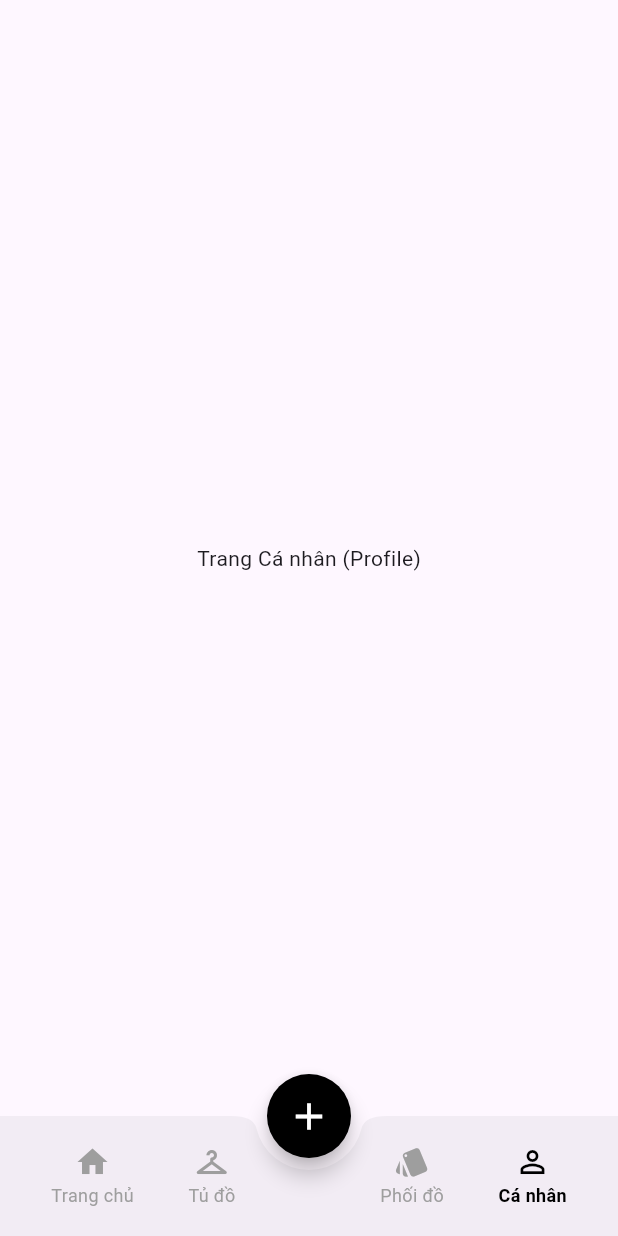
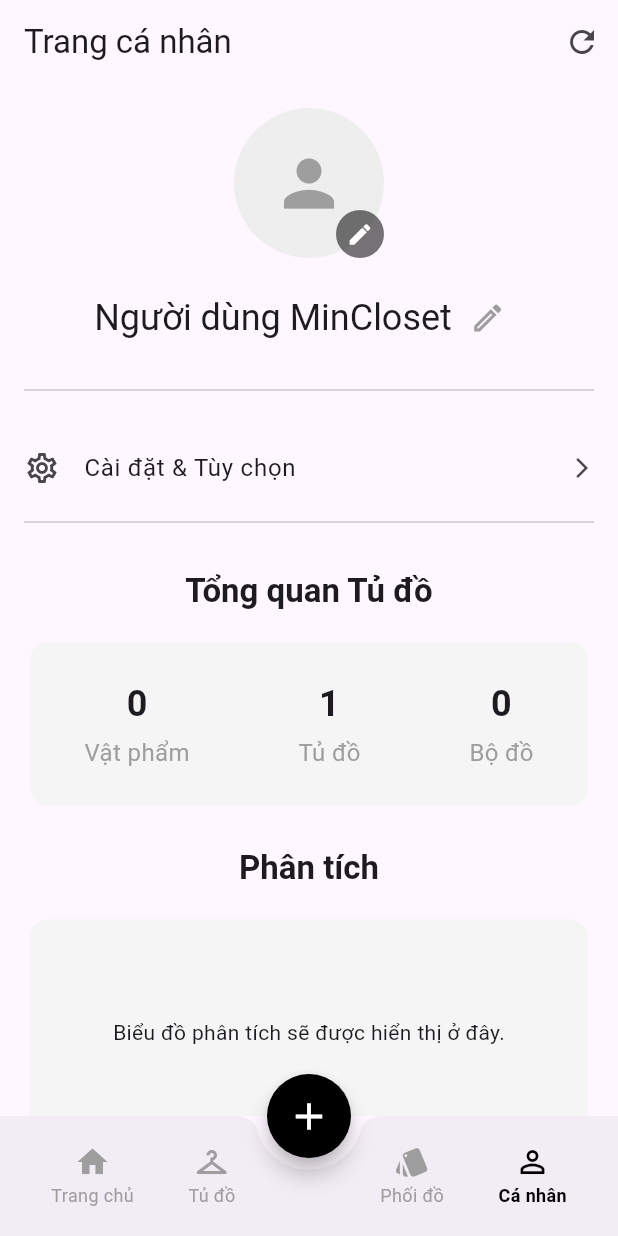
Before and after one commit to minhdatvn/MinCloset, a Flutter app: the screen it shows after launch, item 4 of the bottom bar chosen, on a phone screen of 412 x 824 dp. Run offline on Flutter 3.47's test engine with Material 3 defaults, Android fonts, the phone set to English and light mode, and no system bars; our stand-ins replace equatable, flutter_dotenv, flutter_riverpod, geocoding, geolocator, google_generative_ai and 6 more; accounts and stored records are empty; network calls fail.

```diff
--- a/lib/screens/main_screen.dart
+++ b/lib/screens/main_screen.dart
@@ -5,6 +5,7 @@ import 'package:mincloset/screens/add_item_screen.dart';
 import 'package:mincloset/screens/pages/home_page.dart';
 import 'package:mincloset/screens/pages/closets_page.dart'; // <-- THÊM IMPORT MỚI
 import 'package:mincloset/screens/pages/outfit_builder_page.dart';
+import 'package:mincloset/screens/pages/profile_page.dart';
 
 class MainScreen extends StatefulWidget {
   const MainScreen({super.key});
@@ -20,7 +21,7 @@ class _MainScreenState extends State<MainScreen> {
     const HomePage(),
     const ClosetsPage(),
     const OutfitBuilderPage(),
-    const Center(child: Text('Trang Cá nhân (Profile)')),
+    const ProfilePage(),
   ];
 
   void _onItemTapped(int index) {
--- /dev/null
+++ b/lib/screens/pages/profile_page.dart
@@ -0,0 +1,215 @@
+// lib/screens/pages/profile_page.dart
+import 'dart:io';
+
+import 'package:flutter/material.dart';
+import 'package:flutter_riverpod/flutter_riverpod.dart';
+import 'package:mincloset/notifiers/profile_page_notifier.dart';
+import 'package:mincloset/screens/settings_page.dart';
+import 'package:mincloset/states/profile_page_state.dart';
+
+class ProfilePage extends ConsumerWidget {
+  const ProfilePage({super.key});
+
+  @override
+  Widget build(BuildContext context, WidgetRef ref) {
+    final state = ref.watch(profileProvider);
+    final notifier = ref.read(profileProvider.notifier);
+
+    return Scaffold(
+      appBar: AppBar(
+        title: const Text('Trang cá nhân'),
+        // Thêm nút refresh để người dùng có thể tải lại dữ liệu nếu muốn
+        actions: [
+          IconButton(
+            icon: const Icon(Icons.refresh),
+            onPressed: () => notifier.loadInitialData(),
+            tooltip: 'Tải lại dữ liệu',
+          )
+        ],
+      ),
+      // <<< THAY ĐỔI Ở ĐÂY: body giờ sẽ gọi đến một hàm helper
+      // để quyết định hiển thị gì dựa trên state
+      body: _buildBody(context, state, notifier),
+    );
+  }
+
+  // <<< THÊM HÀM MỚI NÀY: Hàm này chứa logic hiển thị chính
+  Widget _buildBody(BuildContext context, ProfilePageState state, ProfilePageNotifier notifier) {
+    // 1. Nếu state đang ở trạng thái tải, hiển thị vòng xoay
+    if (state.isLoading) {
+      return const Center(child: CircularProgressIndicator());
+    }
+
+    // 2. Nếu state có lỗi, hiển thị thông báo lỗi và nút thử lại
+    if (state.errorMessage != null) {
+      return Center(
+        child: Padding(
+          padding: const EdgeInsets.all(16.0),
+          child: Column(
+            mainAxisAlignment: MainAxisAlignment.center,
+            children: [
+              const Icon(Icons.error_outline, color: Colors.red, size: 60),
+              const SizedBox(height: 16),
+              Text(
+                state.errorMessage!,
+                textAlign: TextAlign.center,
+                style: const TextStyle(fontSize: 16),
+              ),
+              const SizedBox(height: 16),
+              ElevatedButton(
+                onPressed: () => notifier.loadInitialData(),
+                child: const Text('Thử lại'),
+              )
+            ],
+          ),
+        ),
+      );
+    }
+
+    // 3. Nếu không tải và không có lỗi, hiển thị nội dung chính của trang
+    return SingleChildScrollView(
+      padding: const EdgeInsets.all(16.0),
+      child: Column(
+        crossAxisAlignment: CrossAxisAlignment.center,
+        children: [
+          // --- Phần thông tin cá nhân ---
+          GestureDetector(
+            onTap: () {
+              notifier.updateAvatar();
+            },
+            child: Stack(
+              alignment: Alignment.bottomRight,
+              children: [
+                CircleAvatar(
+                  radius: 50,
+                  backgroundColor: Colors.grey.shade200,
+                  backgroundImage: state.avatarPath != null
+                      ? FileImage(File(state.avatarPath!))
+                      : null,
+                  child: state.avatarPath == null
+                      ? const Icon(Icons.person, size: 50, color: Colors.grey)
+                      : null,
+                ),
+                const CircleAvatar(
+                  radius: 16,
+                  backgroundColor: Colors.black54,
+                  child: Icon(Icons.edit, size: 18, color: Colors.white),
+                ),
+              ],
+            ),
+          ),
+          const SizedBox(height: 16),
+          Row(
+            mainAxisAlignment: MainAxisAlignment.center,
+            children: [
+              Text(
+                state.userName ?? 'Chưa có tên',
+                style: Theme.of(context).textTheme.headlineSmall,
+              ),
+              IconButton(
+                icon: const Icon(Icons.edit_outlined, color: Colors.grey),
+                onPressed: () {
+                  _showEditNameDialog(context, notifier, state.userName ?? '');
+                },
+              )
+            ],
+          ),
+          const Divider(height: 48),
+
+          // --- Phần cài đặt ---
+          ListTile(
+            contentPadding: EdgeInsets.zero,
+            leading: const Icon(Icons.settings_outlined),
+            title: const Text('Cài đặt & Tùy chọn'),
+            trailing: const Icon(Icons.arrow_forward_ios, size: 16),
+            onTap: () {
+              // Điều hướng đến trang Cài đặt
+              Navigator.of(context).push(
+                MaterialPageRoute(builder: (context) => const SettingsPage()),
+              );
+            },
+          ),
+          const Divider(),
+
+          const SizedBox(height: 24),
+
+          // --- Phần thống kê ---
+          Text('Tổng quan Tủ đồ', style: Theme.of(context).textTheme.titleLarge?.copyWith(fontWeight: FontWeight.bold)),
+          const SizedBox(height: 16),
+          Card(
+            elevation: 0,
+            color: Colors.grey.shade100,
+            child: Padding(
+              padding: const EdgeInsets.symmetric(vertical: 24.0),
+              child: Row(
+                mainAxisAlignment: MainAxisAlignment.spaceAround,
+                children: [
+                  _buildStatItem('Vật phẩm', state.totalItems.toString()),
+                  _buildStatItem('Tủ đồ', state.totalClosets.toString()),
+                  _buildStatItem('Bộ đồ', state.totalOutfits.toString()),
+                ],
+              ),
+            ),
+          ),
+          const SizedBox(height: 24),
+
+          Text('Phân tích', style: Theme.of(context).textTheme.titleLarge?.copyWith(fontWeight: FontWeight.bold)),
+          const SizedBox(height: 16),
+          Card(
+            elevation: 0,
+            color: Colors.grey.shade100,
+            child: const SizedBox(
+              height: 150,
+              child: Center(
+                child: Text('Biểu đồ phân tích sẽ được hiển thị ở đây.'),
+              ),
+            ),
+          )
+        ],
+      ),
+    );
+  }
+
+  // Hàm helper để hiển thị dialog đổi tên
+  void _showEditNameDialog(BuildContext context, ProfilePageNotifier notifier, String currentName) {
+    final nameController = TextEditingController(text: currentName);
+    showDialog(
+      context: context,
+      builder: (context) {
+        return AlertDialog(
+          title: const Text('Đổi tên hiển thị'),
+          content: TextField(
+            controller: nameController,
+            autofocus: true,
+            decoration: const InputDecoration(labelText: 'Tên mới'),
+          ),
+          actions: [
+            TextButton(
+              onPressed: () => Navigator.of(context).pop(),
+              child: const Text('Hủy'),
+            ),
+            ElevatedButton(
+              onPressed: () {
+                notifier.updateUserName(nameController.text);
+                Navigator.of(context).pop();
+              },
+              child: const Text('Lưu'),
+            ),
+          ],
+        );
+      },
+    );
+  }
+
+  // Hàm helper để build một ô thống kê
+  Widget _buildStatItem(String label, String value) {
+    return Column(
+      mainAxisSize: MainAxisSize.min,
+      children: [
+        Text(value, style: const TextStyle(fontSize: 24, fontWeight: FontWeight.bold)),
+        const SizedBox(height: 4),
+        Text(label, style: const TextStyle(color: Colors.grey, fontSize: 16)),
+      ],
+    );
+  }
+}
--- /dev/null
+++ b/lib/states/profile_page_state.dart
@@ -0,0 +1,77 @@
+// lib/states/profile_page_state.dart
+import 'package:equatable/equatable.dart';
+import 'package:flutter/foundation.dart';
+
+enum CityMode { auto, manual }
+
+@immutable
+class ProfilePageState extends Equatable {
+  final bool isLoading; // <<< THÊM TRƯỜNG NÀY
+  final String? userName;
+  final String? avatarPath;
+  final CityMode cityMode;
+  final String manualCity;
+  final int totalItems;
+  final int totalClosets;
+  final int totalOutfits;
+  final Map<String, int> colorDistribution;
+  final Map<String, int> categoryDistribution;
+  final String? errorMessage; // <<< THÊM TRƯỜNG NÀY ĐỂ BÁO LỖI
+
+  const ProfilePageState({
+    this.isLoading = true, // <<< Mặc định là đang tải khi mới khởi tạo
+    this.userName,
+    this.avatarPath,
+    this.cityMode = CityMode.auto,
+    this.manualCity = 'Da Nang',
+    this.totalItems = 0,
+    this.totalClosets = 0,
+    this.totalOutfits = 0,
+    this.colorDistribution = const {},
+    this.categoryDistribution = const {},
+    this.errorMessage,
+  });
+
+  ProfilePageState copyWith({
+    bool? isLoading, // <<< THÊM VÀO ĐÂY
+    String? userName,
+    String? avatarPath,
+    CityMode? cityMode,
+    String? manualCity,
+    int? totalItems,
+    int? totalClosets,
+    int? totalOutfits,
+    Map<String, int>? colorDistribution,
+    Map<String, int>? categoryDistribution,
+    String? errorMessage,
+  }) {
+    return ProfilePageState(
+      isLoading: isLoading ?? this.isLoading, // <<< THÊM VÀO ĐÂY
+      userName: userName ?? this.userName,
+      avatarPath: avatarPath ?? this.avatarPath,
+      cityMode: cityMode ?? this.cityMode,
+      manualCity: manualCity ?? this.manualCity,
+      totalItems: totalItems ?? this.totalItems,
+      totalClosets: totalClosets ?? this.totalClosets,
+      totalOutfits: totalOutfits ?? this.totalOutfits,
+      colorDistribution: colorDistribution ?? this.colorDistribution,
+      categoryDistribution: categoryDistribution ?? this.categoryDistribution,
+      errorMessage: errorMessage ?? this.errorMessage,
+    );
+  }
+
+  @override
+  List<Object?> get props => [
+        isLoading, // <<< THÊM VÀO ĐÂY
+        userName,
+        avatarPath,
+        cityMode,
+        manualCity,
+        totalItems,
+        totalClosets,
+        totalOutfits,
+        colorDistribution,
+        categoryDistribution,
+        errorMessage
+      ];
+}
--- a/pubspec.yaml
+++ b/pubspec.yaml
@@ -25,6 +25,8 @@ dependencies:
   path_provider: ^2.1.3
   share_plus: ^11.0.0
   equatable: ^2.0.5
+  geolocator: ^12.0.0
+  geocoding: ^3.0.0
 
 dev_dependencies:
   flutter_test:
```
Also changed, not shown: lib/domain/use_cases/get_outfit_suggestion_use_case.dart (+46 -7 lines), lib/notifiers/profile_page_notifier.dart (added, +101 -0 lines), lib/screens/settings_page.dart (added, +46 -0 lines), lib/widgets/city_preference_dialog.dart (added, +125 -0 lines), pubspec.lock, 5 other files.
